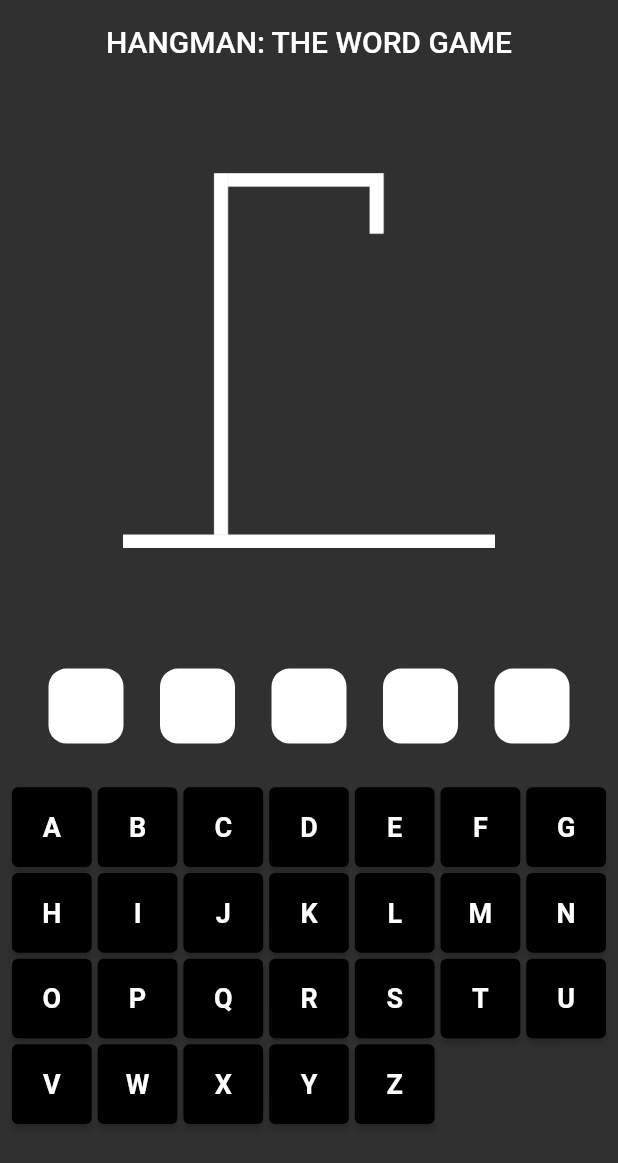
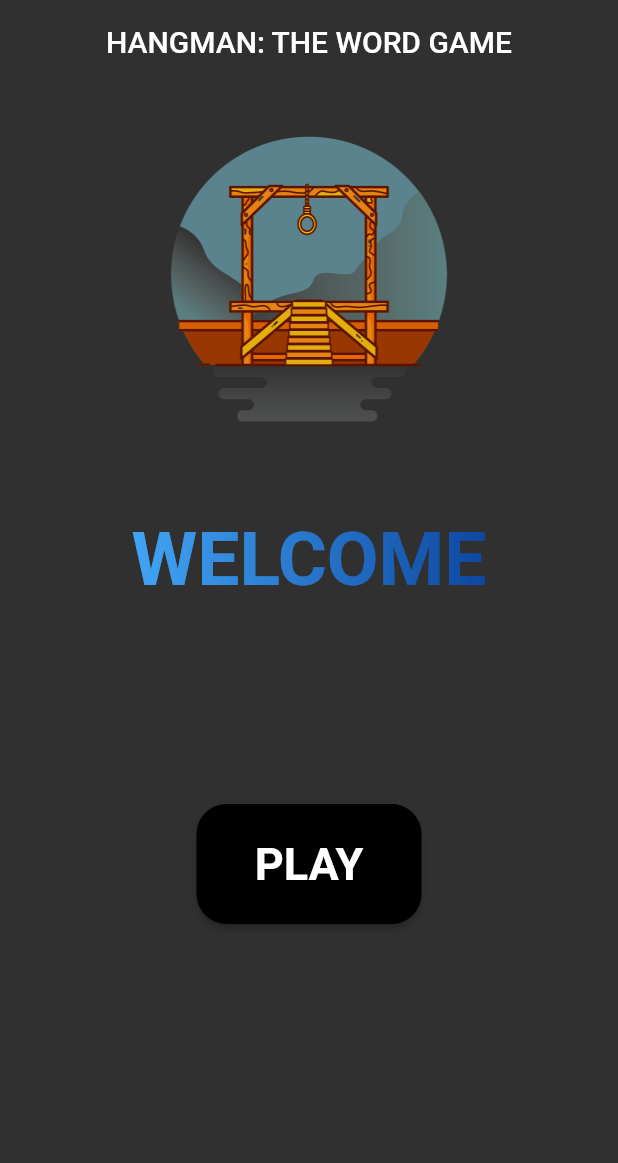
Before and after one commit to RJ2607/hangman, a Flutter app: the screen it shows after launch, on a phone screen of 412 x 824 dp. Shown: the top 1163 px of the screen. Run offline on Flutter 3.47's test engine with Material 2 defaults, Android fonts, the phone set to English and light mode, and no system bars.

Commit message:
home page update

```diff
--- a/lib/const/consts.dart
+++ b/lib/const/consts.dart
@@ -13,4 +13,5 @@ class GameUI {
   static const a4 = "assets/4.png";
   static const a5 = "assets/5.png";
   static const a6 = "assets/6.png";
+  static const aImg = "assets/gallow.png";
 }
--- /dev/null
+++ b/lib/gradienttext.dart
@@ -0,0 +1,24 @@
+import 'package:flutter/material.dart';
+
+class GradientText extends StatelessWidget {
+  const GradientText(
+    this.text, {
+    required this.gradient,
+    this.style,
+  });
+
+  final String text;
+  final TextStyle? style;
+  final Gradient gradient;
+
+  @override
+  Widget build(BuildContext context) {
+    return ShaderMask(
+      blendMode: BlendMode.srcIn,
+      shaderCallback: (bounds) => gradient.createShader(
+        Rect.fromLTWH(0, 0, bounds.width, bounds.height),
+      ),
+      child: Text(text, style: style),
+    );
+  }
+}
--- /dev/null
+++ b/lib/home_screen.dart
@@ -0,0 +1,82 @@
+import "package:flutter/material.dart";
+import "package:hangman/const/consts.dart";
+import "package:hangman/game/figure_widget.dart";
+import "package:hangman/game_screen.dart";
+import "package:hangman/gradienttext.dart";
+
+class homeScreen extends StatefulWidget {
+  const homeScreen({super.key});
+
+  @override
+  State<homeScreen> createState() => _homeScreenState();
+}
+
+var a = 0;
+
+class _homeScreenState extends State<homeScreen> {
+  @override
+  Widget build(BuildContext context) {
+    return Scaffold(
+      appBar: AppBar(
+        elevation: 0.0,
+        title: Text("HANGMAN: THE WORD GAME"),
+        centerTitle: true,
+        backgroundColor: Colors.transparent,
+      ),
+      body: Column(
+        children: [
+          Expanded(
+              flex: 5,
+              child: Column(
+                children: [
+                  Expanded(
+                      flex: 3,
+                      child: Stack(
+                        children: [figure(GameUI.aImg, a == 0)],
+                      )),
+                  Expanded(
+                      flex: 2,
+                      child: Container(
+                        child: GradientText(
+                          "WELCOME",
+                          style: TextStyle(
+                              fontSize: 50, fontWeight: FontWeight.bold),
+                          gradient: LinearGradient(colors: [
+                            Colors.blue.shade400,
+                            Colors.blue.shade900,
+                          ]),
+                        ),
+                      ))
+                ],
+              )),
+          Expanded(
+              flex: 3,
+              child: Container(
+                  alignment: Alignment.topCenter,
+                  child: SizedBox(
+                      height: 80,
+                      width: 150,
+                      child: ElevatedButton(
+                        onPressed: () {
+                          Navigator.push(
+                              context,
+                              MaterialPageRoute(
+                                  builder: (context) => const Gamescreens()));
+                        },
+                        child: Text(
+                          "PLAY",
+                          style: TextStyle(
+                              fontSize: 30, fontWeight: FontWeight.bold),
+                        ),
+                        style: ElevatedButton.styleFrom(
+                          backgroundColor: Colors.black,
+                          shape: RoundedRectangleBorder(
+                              borderRadius: BorderRadius.circular(20)),
+                          padding: EdgeInsets.all(15),
+                        ),
+                      ))))
+        ],
+      ),
+    );
+  }
+}
--- a/lib/main.dart
+++ b/lib/main.dart
@@ -1,5 +1,6 @@
 import "package:flutter/material.dart";
 import "package:hangman/game_screen.dart";
+import "package:hangman/home_screen.dart";
 
 void main() {
   runApp(MyApp());
@@ -13,7 +14,7 @@ class MyApp extends StatelessWidget {
     return MaterialApp(
       debugShowCheckedModeBanner: false,
       theme: ThemeData.dark(),
-      home: Gamescreens(),
+      home: homeScreen(),
     );
   }
 }
```
Also changed, not shown: assets/gallow.png (added).
